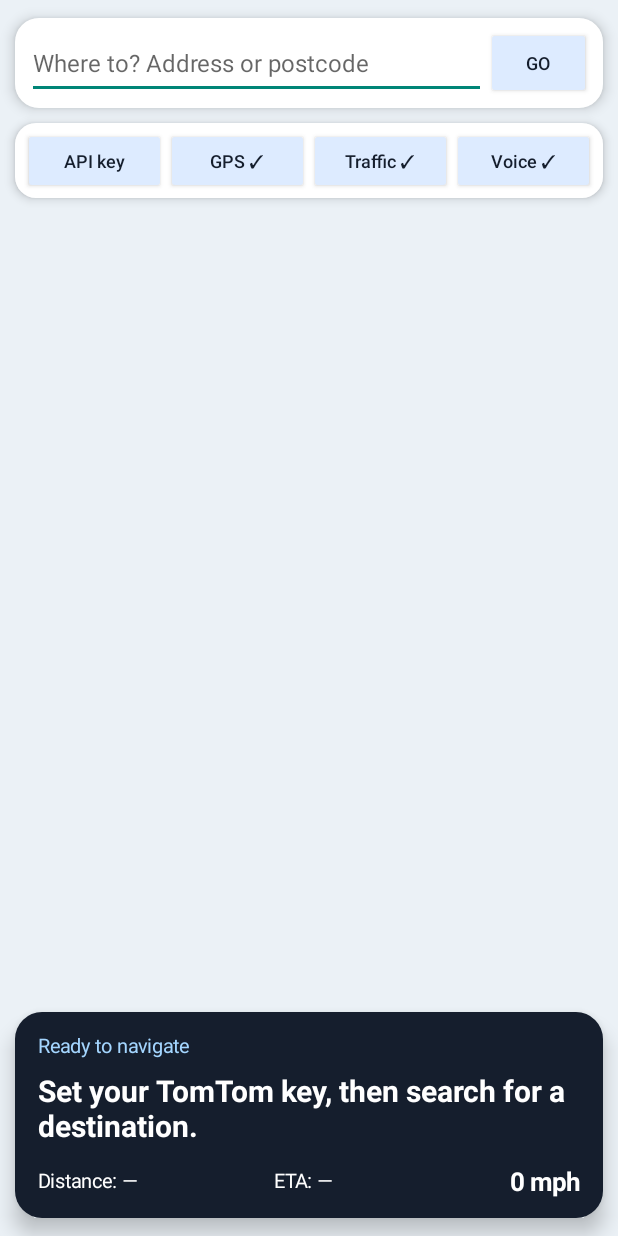
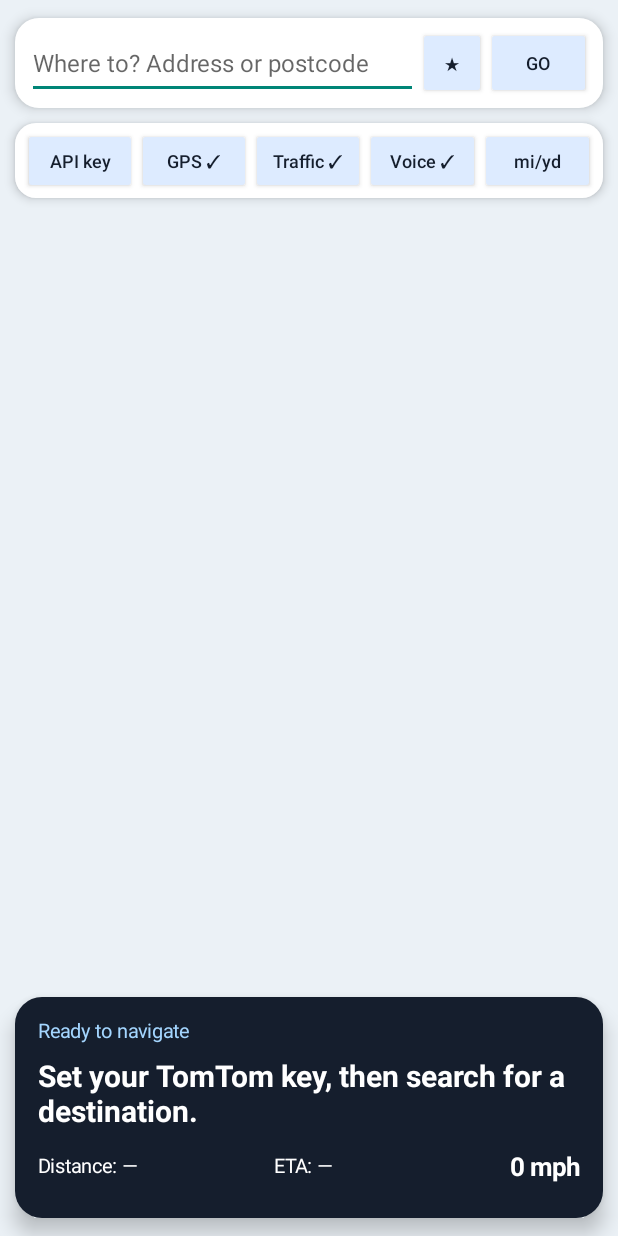
Before and after one commit to phuk-prog/Drivemate-app, an Android app: the screen it shows after launch (MainActivity), on a phone screen of 412 x 824 dp. Run offline under Robolectric (Android 15) with nearby library versions, the phone set to English and light mode, and no system bars; libraries missing offline, so code that uses them is left out: org.osmdroid.config, org.osmdroid.tileprovider, org.osmdroid.util, org.osmdroid.views; 12 statements that could not run were skipped.

Commit message:
Add DriveMate v1.1 controls for saved places, units, preview and navigation actions

```diff
--- a/app/src/main/java/com/drivemate/app/MainActivity.java
+++ b/app/src/main/java/com/drivemate/app/MainActivity.java
@@ -37,6 +37,7 @@ import org.osmdroid.config.Configuration;
 import org.osmdroid.tileprovider.MapTileProviderBasic;
 import org.osmdroid.tileprovider.tilesource.XYTileSource;
 import org.osmdroid.util.GeoPoint;
+import org.osmdroid.util.BoundingBox;
 import org.osmdroid.util.MapTileIndex;
 import org.osmdroid.views.MapView;
 import org.osmdroid.views.overlay.Marker;
@@ -75,6 +76,15 @@ public final class MainActivity extends Activity implements LocationListener {
     private TextView etaText;
     private TextView speedText;
     private Button stopButton;
+    private Button startButton;
+    private Button saveButton;
+    private Button repeatButton;
+    private Button refreshButton;
+    private Button unitsButton;
+    private TextView routeSummary;
+    private DestinationStore places;
+    private boolean metricUnits;
+    private String nextInstruction = "";
 
     private LocationManager locationManager;
     private Location currentLocation;
@@ -106,6 +116,8 @@ public final class MainActivity extends Activity implements LocationListener {
         SharedPreferences settings = getSharedPreferences(PREFS, MODE_PRIVATE);
         apiKey = settings.getString("tomtom_key", "");
         voiceEnabled = settings.getBoolean("voice", true);
+        metricUnits = settings.getBoolean("metric_units", false);
+        places = new DestinationStore(this);
         trafficEnabled = settings.getBoolean("traffic", true);
         buildScreen();
         locationManager = (LocationManager) getSystemService(Context.LOCATION_SERVICE);
@@ -151,6 +163,10 @@ public final class MainActivity extends Activity implements LocationListener {
             return false;
         });
         search.addView(destinationInput, new LinearLayout.LayoutParams(0, dp(48), 1));
+        Button saved = chip("★");
+        saved.setContentDescription("Saved and recent destinations");
+        saved.setOnClickListener(v -> showSavedDestinations());
+        search.addView(saved, new LinearLayout.LayoutParams(dp(45), dp(48)));
         Button find = chip("GO");
         find.setOnClickListener(v -> searchDestination());
         search.addView(find, new LinearLayout.LayoutParams(dp(70), dp(48)));
@@ -192,6 +208,19 @@ public final class MainActivity extends Activity implements LocationListener {
             if (voiceEnabled) say("Voice guidance on.");
         });
         tools.addView(voiceButton, new LinearLayout.LayoutParams(0, dp(44), 1));
+        unitsButton = chip(metricUnits ? "km/m" : "mi/yd");
+        unitsButton.setOnClickListener(v -> {
+            metricUnits = !metricUnits;
+            getSharedPreferences(PREFS, MODE_PRIVATE).edit()
+                    .putBoolean("metric_units", metricUnits).apply();
+            unitsButton.setText(metricUnits ? "km/m" : "mi/yd");
+            if (currentLocation != null) {
+                speedText.setText(NavigationUnits.displaySpeed(currentLocation.getSpeed(), metricUnits));
+                if (active) updateGuidance(currentLocation);
+            }
+            if (route != null && !active) showPreview(route);
+        });
+        tools.addView(unitsButton, new LinearLayout.LayoutParams(0, dp(44), 1));
         FrameLayout.LayoutParams toolsPos = new FrameLayout.LayoutParams(-1, dp(50), Gravity.TOP);
         toolsPos.setMargins(dp(10), dp(82), dp(10), 0);
         frame.addView(tools, toolsPos);
@@ -208,17 +237,44 @@ public final class MainActivity extends Activity implements LocationListener {
         LinearLayout.LayoutParams directionPos = new LinearLayout.LayoutParams(-1, -2);
         directionPos.topMargin = dp(7);
         bottom.addView(instructionText, directionPos);
+        routeSummary = text("", 13, Color.rgb(196, 228, 255), false);
+        routeSummary.setVisibility(View.GONE);
+        bottom.addView(routeSummary);
         LinearLayout details = new LinearLayout(this);
         details.setGravity(Gravity.CENTER_VERTICAL);
         distanceText = text("Distance: —", 13, Color.WHITE, false);
         details.addView(distanceText, new LinearLayout.LayoutParams(0, -2, 1));
         etaText = text("ETA: —", 13, Color.WHITE, false);
         details.addView(etaText, new LinearLayout.LayoutParams(0, -2, 1));
-        speedText = text("0 mph", 17, Color.WHITE, true);
+        speedText = text(metricUnits ? "0 km/h" : "0 mph", 17, Color.WHITE, true);
         details.addView(speedText);
         LinearLayout.LayoutParams detailPos = new LinearLayout.LayoutParams(-1, -2);
         detailPos.topMargin = dp(12);
         bottom.addView(details, detailPos);
+        LinearLayout actions = new LinearLayout(this);
+        actions.setGravity(Gravity.CENTER);
+        startButton = chip("▶ Start navigation");
+        startButton.setVisibility(View.GONE);
+        startButton.setOnClickListener(v -> startNavigation());
+        actions.addView(startButton, new LinearLayout.LayoutParams(0, dp(45), 2));
+        saveButton = chip("★ Save place");
+        saveButton.setVisibility(View.GONE);
+        saveButton.setOnClickListener(v -> saveCurrentDestination());
+        actions.addView(saveButton, new LinearLayout.LayoutParams(0, dp(45), 1));
+        repeatButton = chip("Repeat voice");
+        repeatButton.setVisibility(View.GONE);
+        repeatButton.setOnClickListener(v -> {
+            if (nextInstruction.isEmpty()) showError("No upcoming direction yet.");
+            else say(nextInstruction);
+        });
+        actions.addView(repeatButton, new LinearLayout.LayoutParams(0, dp(45), 1));
+        refreshButton = chip("Refresh route");
+        refreshButton.setVisibility(View.GONE);
+        refreshButton.setOnClickListener(v -> planRoute(false));
+        actions.addView(refreshButton, new LinearLayout.LayoutParams(0, dp(45), 1));
+        LinearLayout.LayoutParams actionsPos = new LinearLayout.LayoutParams(-1, -2);
+        actionsPos.topMargin = dp(10);
+        bottom.addView(actions, actionsPos);
         stopButton = chip("End navigation");
         stopButton.setVisibility(View.GONE);
         stopButton.setOnClickListener(v -> stopNavigation(false));
@@ -399,13 +455,15 @@ public final class MainActivity extends Activity implements LocationListener {
         }
         userPin.setPosition(point);
         if (fix.hasBearing()) userPin.setRotation(fix.getBearing());
-        speedText.setText(String.format(Locale.UK, "%.0f mph",
-                Math.max(0, fix.getSpeed() * 2.2369362921)));
+        speedText.setText(NavigationUnits.displaySpeed(fix.getSpeed(), metricUnits));
+        if (!active && !routing && destination == null && fix.hasAccuracy()) {
+            setStatus("GPS ready · accuracy ±" + Math.round(fix.getAccuracy()) + " m");
+        }
         if (followLocation && SystemClock.elapsedRealtime() - lastCameraUpdate > 1400) {
             centreOnLocation(false);
             lastCameraUpdate = SystemClock.elapsedRealtime();
         }
-        if (route != null && !routing) updateGuidance(fix);
+        if (active && route != null && !routing) updateGuidance(fix);
         map.invalidate();
     }
 
```
